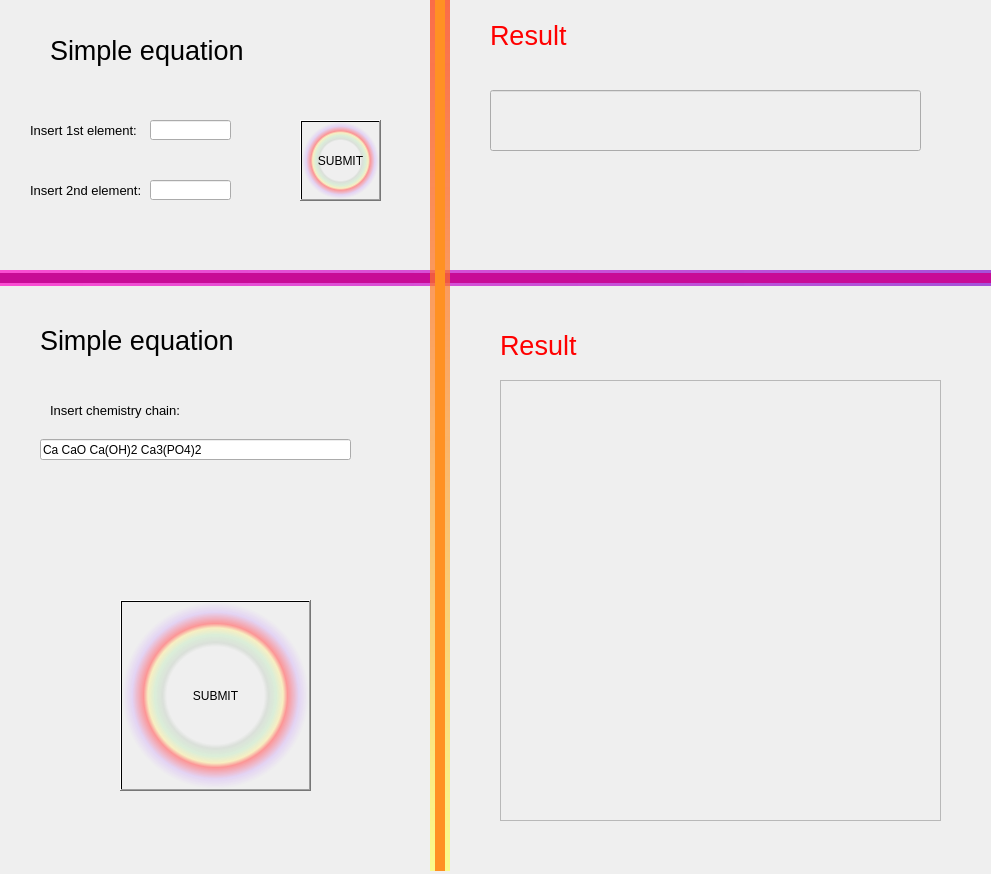
First picture: the form in ui_dir/chemist.ui, repository aNOOBisTheGod/yandex-lyceum-qt, before the edit.
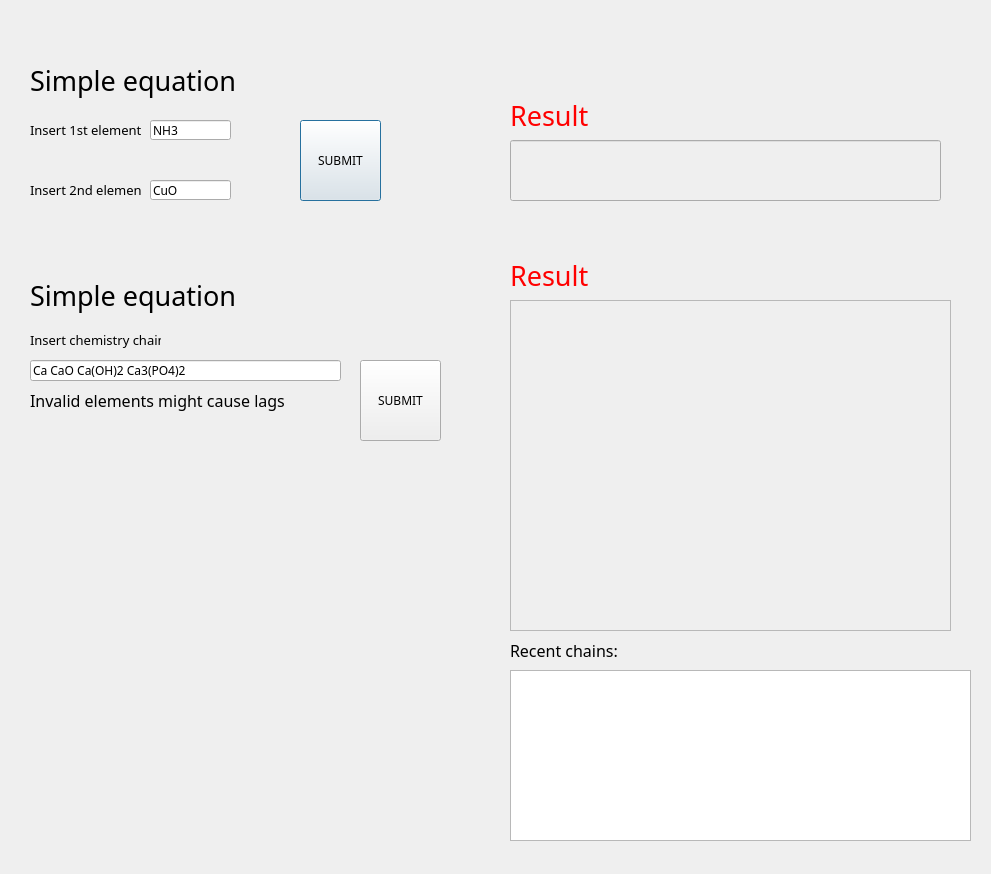
Second picture: the form after the edit. Icons and pictures are not drawn.

Diff of the .ui file:
```diff
--- a/ui_dir/chemist.ui
+++ b/ui_dir/chemist.ui
@@ -10,16 +10,61 @@
     <height>874</height>
    </rect>
   </property>
+  <property name="palette">
+   <palette>
+    <active>
+     <colorrole role="Light">
+      <brush brushstyle="SolidPattern">
+       <color alpha="255">
+        <red>255</red>
+        <green>255</green>
+        <blue>255</blue>
+       </color>
+      </brush>
+     </colorrole>
+    </active>
+    <inactive>
+     <colorrole role="Light">
+      <brush brushstyle="SolidPattern">
+       <color alpha="255">
+        <red>255</red>
+        <green>255</green>
+        <blue>255</blue>
+       </color>
+      </brush>
+     </colorrole>
+    </inactive>
+    <disabled>
+     <colorrole role="Light">
+      <brush brushstyle="SolidPattern">
+       <color alpha="255">
+        <red>255</red>
+        <green>255</green>
+        <blue>255</blue>
+       </color>
+      </brush>
+     </colorrole>
+    </disabled>
+   </palette>
+  </property>
+  <property name="font">
+   <font>
+    <family>Maiandra GD</family>
+   </font>
+  </property>
+  <property name="mouseTracking">
+   <bool>false</bool>
+  </property>
   <property name="windowTitle">
    <string>Dialog</string>
   </property>
   <widget class="QLabel" name="label">
    <property name="geometry">
     <rect>
-     <x>50</x>
-     <y>0</y>
+     <x>30</x>
+     <y>60</y>
      <width>221</width>
-     <height>101</height>
+     <height>41</height>
     </rect>
    </property>
    <property name="font">
@@ -43,6 +88,9 @@
      <height>20</height>
     </rect>
    </property>
+   <property name="text">
+    <string>CuO</string>
+   </property>
   </widget>
   <widget class="QLineEdit" name="elem1">
    <property name="geometry">
@@ -56,65 +104,8 @@
    <property name="styleSheet">
     <string notr="true">border-color: qlineargradient(spread:pad, x1:0, y1:0, x2:1, y2:0, stop:0 rgba(255, 0, 0, 255), stop:0.166 rgba(255, 255, 0, 255), stop:0.333 rgba(0, 255, 0, 255), stop:0.5 rgba(0, 255, 255, 255), stop:0.666 rgba(0, 0, 255, 255), stop:0.833 rgba(255, 0, 255, 255), stop:1 rgba(255, 0, 0, 255));</string>
    </property>
-  </widget>
-  <widget class="Line" name="line">
-   <property name="windowModality">
-    <enum>Qt::ApplicationModal</enum>
-   </property>
-   <property name="enabled">
-    <bool>true</bool>
-   </property>
-   <property name="geometry">
-    <rect>
-     <x>0</x>
-     <y>270</y>
-     <width>991</width>
-     <height>16</height>
-    </rect>
-   </property>
-   <property name="font">
-    <font>
-     <pointsize>30</pointsize>
-    </font>
-   </property>
-   <property name="autoFillBackground">
-    <bool>false</bool>
-   </property>
-   <property name="styleSheet">
-    <string notr="true">color: rgb(200, 11, 150);
-background-color: qlineargradient(spread:pad, x1:0, y1:0, x2:1, y2:0, stop:0 rgba(255, 0, 196, 173), stop:1 rgba(126, 0, 207, 167));</string>
-   </property>
-   <property name="frameShadow">
-    <enum>QFrame::Plain</enum>
-   </property>
-   <property name="lineWidth">
-    <number>10</number>
-   </property>
-   <property name="orientation">
-    <enum>Qt::Horizontal</enum>
-   </property>
-  </widget>
-  <widget class="Line" name="line_2">
-   <property name="geometry">
-    <rect>
-     <x>430</x>
-     <y>0</y>
-     <width>20</width>
-     <height>871</height>
-    </rect>
-   </property>
-   <property name="styleSheet">
-    <string notr="true">color: rgb(255, 145, 35);
-background-color: qlineargradient(spread:pad, x1:0.466, y1:0, x2:0.465909, y2:1, stop:0 rgba(255, 52, 0, 178), stop:1 rgba(255, 255, 102, 185));</string>
-   </property>
-   <property name="frameShadow">
-    <enum>QFrame::Plain</enum>
-   </property>
-   <property name="lineWidth">
-    <number>10</number>
-   </property>
-   <property name="orientation">
-    <enum>Qt::Vertical</enum>
+   <property name="text">
+    <string>NH3</string>
    </property>
   </widget>
   <widget class="QLabel" name="label_2">
@@ -163,8 +154,7 @@
     </rect>
    </property>
    <property name="styleSheet">
-    <string notr="true">background-color: qradialgradient(spread:pad, cx:0.5, cy:0.5, radius:0.5, fx:0.5, fy:0.5, stop:0 rgba(0, 0, 0, 0), stop:0.52 rgba(0, 0, 0, 0), stop:0.565 rgba(82, 121, 76, 33), stop:0.65 rgba(159, 235, 148, 64), stop:0.721925 rgba(255, 238, 150, 129), stop:0.77 rgba(255, 128, 128, 204), stop:0.89 rgba(191, 128, 255, 64), stop:1 rgba(0, 0, 0, 0));
-border-color: rgba(255, 14, 14, 100);</string>
+    <string notr="true"/>
    </property>
    <property name="text">
     <string>SUBMIT</string>
@@ -173,8 +163,8 @@
   <widget class="QLineEdit" name="chain">
    <property name="geometry">
     <rect>
-     <x>40</x>
-     <y>439</y>
+     <x>30</x>
+     <y>360</y>
      <width>311</width>
      <height>21</height>
     </rect>
@@ -189,8 +179,8 @@
   <widget class="QLabel" name="label_4">
    <property name="geometry">
     <rect>
-     <x>50</x>
-     <y>400</y>
+     <x>30</x>
+     <y>330</y>
      <width>131</width>
      <height>20</height>
     </rect>
@@ -207,15 +197,14 @@
   <widget class="QPushButton" name="solvec">
    <property name="geometry">
     <rect>
-     <x>120</x>
-     <y>600</y>
-     <width>191</width>
-     <height>191</height>
+     <x>360</x>
+     <y>360</y>
+     <width>81</width>
+     <height>81</height>
     </rect>
    </property>
    <property name="styleSheet">
-    <string notr="true">background-color: qradialgradient(spread:pad, cx:0.5, cy:0.5, radius:0.5, fx:0.5, fy:0.5, stop:0 rgba(0, 0, 0, 0), stop:0.52 rgba(0, 0, 0, 0), stop:0.565 rgba(82, 121, 76, 33), stop:0.65 rgba(159, 235, 148, 64), stop:0.721925 rgba(255, 238, 150, 129), stop:0.77 rgba(255, 128, 128, 204), stop:0.89 rgba(191, 128, 255, 64), stop:1 rgba(0, 0, 0, 0));
-border-color: rgba(255, 14, 14, 100);</string>
+    <string notr="true"/>
    </property>
    <property name="text">
     <string>SUBMIT</string>
@@ -224,10 +213,10 @@
   <widget class="QLabel" name="label_5">
    <property name="geometry">
     <rect>
-     <x>40</x>
-     <y>290</y>
+     <x>30</x>
+     <y>270</y>
      <width>221</width>
-     <height>101</height>
+     <height>51</height>
     </rect>
    </property>
    <property name="font">
@@ -245,14 +234,15 @@
   <widget class="QLabel" name="label_6">
    <property name="geometry">
     <rect>
-     <x>500</x>
-     <y>320</y>
+     <x>510</x>
+     <y>250</y>
      <width>81</width>
      <height>51</height>
     </rect>
    </property>
    <property name="font">
     <font>
+     <family>Maiandra GD</family>
      <pointsize>20</pointsize>
     </font>
    </property>
@@ -266,14 +256,15 @@
   <widget class="QLabel" name="label_7">
    <property name="geometry">
     <rect>
-     <x>490</x>
-     <y>10</y>
+     <x>510</x>
+     <y>90</y>
      <width>81</width>
      <height>51</height>
     </rect>
    </property>
    <property name="font">
     <font>
+     <family>Maiandra GD</family>
      <pointsize>20</pointsize>
     </font>
    </property>
@@ -290,15 +281,15 @@
    </property>
    <property name="geometry">
     <rect>
-     <x>500</x>
-     <y>380</y>
+     <x>510</x>
+     <y>300</y>
      <width>441</width>
-     <height>441</height>
+     <height>331</height>
     </rect>
    </property>
    <property name="font">
     <font>
-     <pointsize>15</pointsize>
+     <pointsize>10</pointsize>
     </font>
    </property>
   </widget>
@@ -308,8 +299,8 @@
    </property>
    <property name="geometry">
     <rect>
-     <x>490</x>
-     <y>90</y>
+     <x>510</x>
+     <y>140</y>
      <width>431</width>
      <height>61</height>
     </rect>
@@ -320,6 +311,89 @@
     </font>
    </property>
   </widget>
+  <widget class="QTableWidget" name="chainviewer">
+   <property name="geometry">
+    <rect>
+     <x>510</x>
+     <y>670</y>
+     <width>461</width>
+     <height>171</height>
+    </rect>
+   </property>
+  </widget>
+  <widget class="QLabel" name="label_8">
+   <property name="geometry">
+    <rect>
+     <x>510</x>
+     <y>640</y>
+     <width>121</width>
+     <height>21</height>
+    </rect>
+   </property>
+   <property name="font">
+    <font>
+     <pointsize>12</pointsize>
+    </font>
+   </property>
+   <property name="text">
+    <string>Recent chains:</string>
+   </property>
+  </widget>
+  <widget class="QLabel" name="mend">
+   <property name="geometry">
+    <rect>
+     <x>10</x>
+     <y>450</y>
+     <width>441</width>
+     <height>361</height>
+    </rect>
+   </property>
+   <property name="text">
+    <string/>
+   </property>
+   <property name="pixmap">
+    <pixmap>mendel.jpg</pixmap>
+   </property>
+   <property name="scaledContents">
+    <bool>true</bool>
+   </property>
+  </widget>
+  <widget class="QLabel" name="full">
+   <property name="geometry">
+    <rect>
+     <x>120</x>
+     <y>830</y>
+     <width>251</width>
+     <height>31</height>
+    </rect>
+   </property>
+   <property name="font">
+    <font>
+     <pointsize>10</pointsize>
+    </font>
+   </property>
+   <property name="text">
+    <string/>
+   </property>
+  </widget>
+  <widget class="QLabel" name="label_9">
+   <property name="geometry">
+    <rect>
+     <x>30</x>
+     <y>390</y>
+     <width>261</width>
+     <height>21</height>
+    </rect>
+   </property>
+   <property name="font">
+    <font>
+     <pointsize>12</pointsize>
+    </font>
+   </property>
+   <property name="text">
+    <string>Invalid elements might cause lags</string>
+   </property>
+  </widget>
  </widget>
  <resources/>
  <connections/>
```
Left out of the diff: 2 changed lines with no effect on the pictures.
